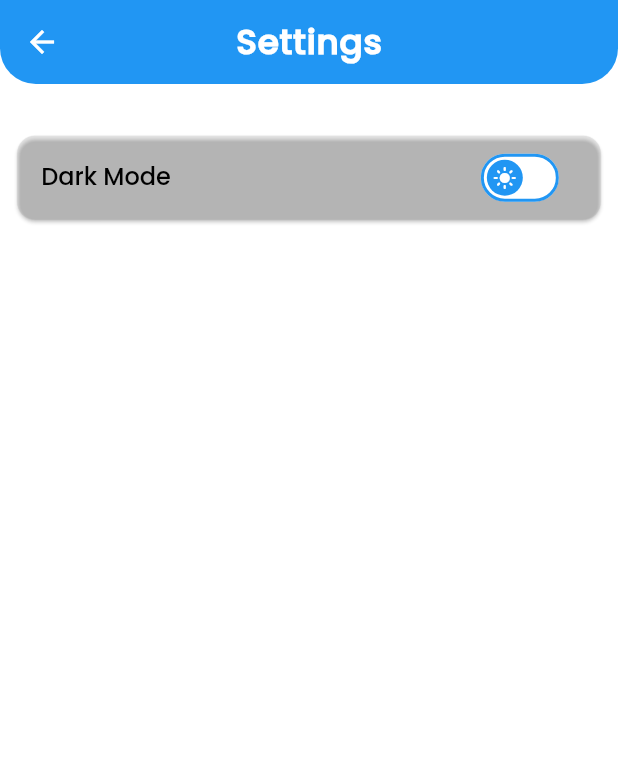
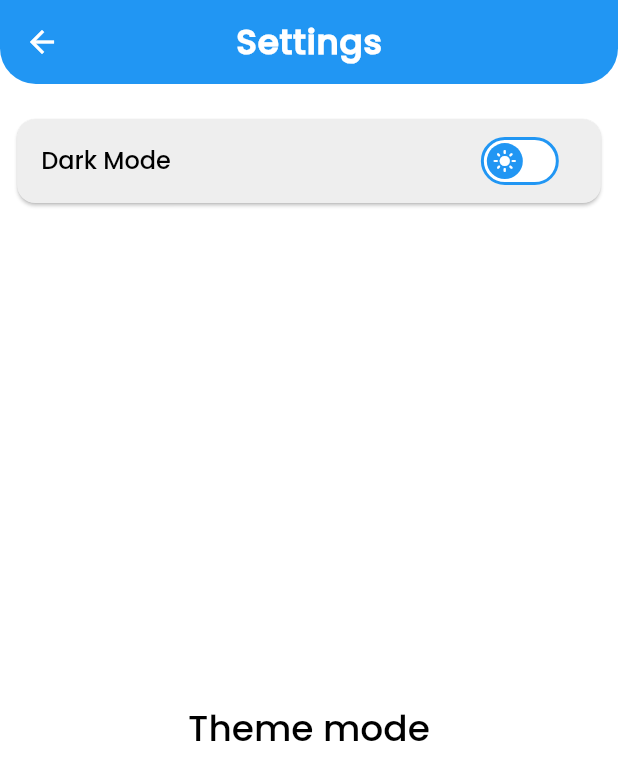
Before and after one commit to MAHMOUDELSAYED7/Dark-Sky, a Flutter app: the SettingsScreen screen opened directly, on a phone screen of 412 x 824 dp. Shown: the top 780 px of the screen. Run offline on Flutter 3.47's test engine with Material 3 defaults, Android fonts, the phone set to English and light mode, and no system bars; our stand-ins replace bloc, dio, flutter_bloc, flutter_screenutil, lottie, shared_preferences; accounts and stored records are empty.

```diff
--- a/lib/helper/extentions.dart
+++ b/lib/helper/extentions.dart
@@ -31,12 +31,9 @@ extension CubitExtension<T extends Cubit<Object>> on BuildContext {
 
 //! NAVIGATOR EXTENSION
 extension NavigatorExtensions on BuildContext {
-  //? push
   void push(Widget screen) =>
       Navigator.of(this).push(MaterialPageRoute(builder: (context) => screen));
-  //? pushReplacement
   void pushReplacement(Widget screen) => Navigator.of(this)
       .pushReplacement(MaterialPageRoute(builder: (context) => screen));
-  //? pop
-  void goBack() => Navigator.of(this).pop();
+  void pop() => Navigator.of(this).pop();
 }
--- a/lib/view/home.dart
+++ b/lib/view/home.dart
@@ -23,7 +23,7 @@ class HomeScreen extends StatelessWidget {
               onPressed: () => context.push(const SettingsScreen()),
               icon: Icon(Icons.settings, color: context.iconTheme.color)),
           centerTitle: appBar.centerTitle,
-          title: const Text("Search for Weather 🔍"),
+          title: const Text("Search for Weather"),
           titleTextStyle: appBar.titleTextStyle,
           elevation: appBar.elevation,
           backgroundColor: appBar.backgroundColor,
--- a/lib/view/setting.dart
+++ b/lib/view/setting.dart
@@ -15,19 +15,21 @@ class SettingsScreen extends StatelessWidget {
       backgroundColor: context.theme.scaffoldBackgroundColor,
       appBar: AppBar(
         leading: IconButton(
-            onPressed: () => context.goBack(),
+            onPressed: () => context.pop(),
             icon: Icon(Icons.arrow_back, color: context.iconTheme.color)),
         title: Text('Settings', style: context.textTheme.bodyLarge),
       ),
       body: Center(
         child: Column(
           children: [
-            const Text('Choose Theme:'),
+            SizedBox(height: 10.h),
             BlocBuilder<ThemeCubit, ThemeState>(
               builder: (context, state) {
                 return Card(
                   margin: EdgeInsets.all(10.w),
-                  color: DarkModeColor.secondaryColor.withOpacity(0.2),
+                  color: state == ThemeState.dark
+                      ? DarkModeColor.secondaryColor.withOpacity(0.2)
+                      : DarkModeColor.secondaryColor.shade200,
                   child: SwitchListTile(
                     title: Text('Dark Mode',
                         style: context.textTheme.displaySmall
@@ -38,6 +40,10 @@ class SettingsScreen extends StatelessWidget {
                 );
               },
             ),
+            const Spacer(),
+            Text('Theme mode',
+                style: context.textTheme.displaySmall?.copyWith(fontSize: 24)),
+            const Spacer(),
           ],
         ),
       ),
--- a/lib/widgets/failure_body.dart
+++ b/lib/widgets/failure_body.dart
@@ -1,5 +1,6 @@
 import 'package:flutter/material.dart';
 import 'package:lottie/lottie.dart';
+import 'package:weather_app/constant/color.dart';
 import 'package:weather_app/helper/extentions.dart';
 import 'package:weather_app/widgets/custom_button.dart';
 
@@ -20,7 +21,8 @@ class FailureBody extends StatelessWidget {
               const Spacer(),
               Text(
                 message ?? "Something went wrong, try again later!",
-                style: context.textTheme.bodyMedium,
+                style: context.textTheme.bodyMedium
+                    ?.copyWith(color: DarkModeColor.secondaryColor),
               ),
               Center(
                 child: Lottie.asset("assets/animations/falid.json"),
```
